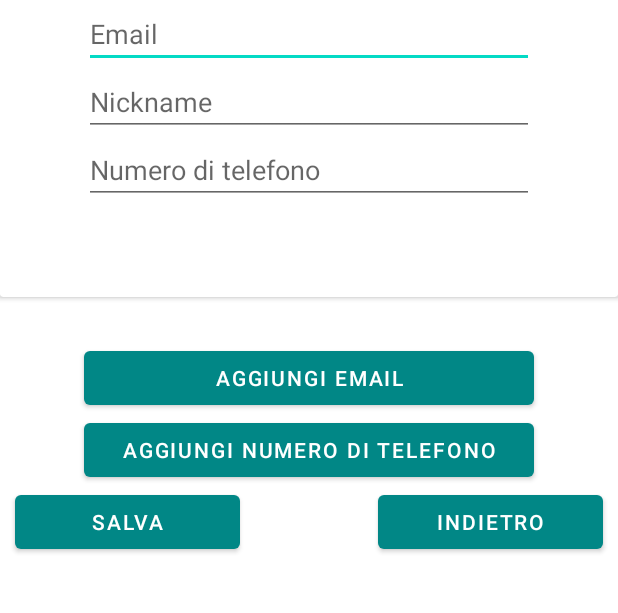
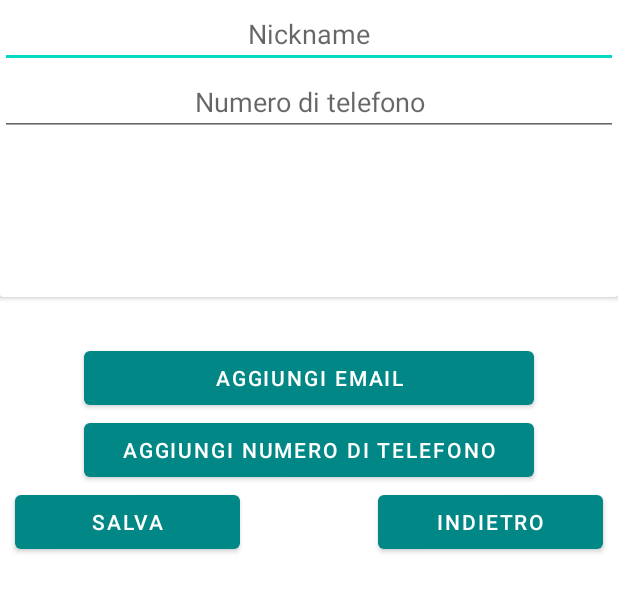
Before and after one commit to giadagabriele/Infocard, an Android app: the screen it shows after launch once a user with an empty profile is signed in (EditActivity), after a tap on "MODIFICA PROFILO", on a phone screen of 412 x 824 dp, the part 237-850 px from its top. Run offline under Robolectric (Android 15) with nearby library versions, the phone set to English and light mode, and no system bars; our stand-ins replace Firebase (no records; nobody signed in at launch, a user with empty details on screens opened directly).

Commit message:
chiave risolta, problema snapshot + scrittura in db extra

```diff
--- a/app/src/main/java/com/example/contatti/MainActivity.java
+++ b/app/src/main/java/com/example/contatti/MainActivity.java
@@ -1,6 +1,7 @@
  package com.example.contatti;
 
 import androidx.annotation.NonNull;
+import androidx.annotation.Nullable;
 import androidx.appcompat.app.AppCompatActivity;
 
 import android.content.Intent;
@@ -13,6 +14,7 @@ import android.widget.Toast;
 
 import com.example.contatti.ui.login.Login;
 import com.google.firebase.auth.FirebaseAuth;
+import com.google.firebase.auth.FirebaseUser;
 import com.google.firebase.database.DataSnapshot;
 import com.google.firebase.database.DatabaseError;
 import com.google.firebase.database.DatabaseReference;
@@ -24,7 +26,8 @@ import org.w3c.dom.Text;
  public class MainActivity extends AppCompatActivity {
     private FirebaseAuth auth;
     private DatabaseReference databaseReference;
-     @Override
+
+    @Override
     protected void onCreate(Bundle savedInstanceState) {
         super.onCreate(savedInstanceState);
         auth = FirebaseAuth.getInstance();
@@ -35,17 +38,17 @@ import org.w3c.dom.Text;
 
         else {
             setContentView(R.layout.activity_main);
-            databaseReference= FirebaseDatabase.getInstance().getReference();
+            databaseReference = FirebaseDatabase.getInstance().getReference();
+            String key = encodeUserEmail(auth.getCurrentUser().getEmail());
             final TextView nicknameEditText = findViewById(R.id.contatto_nickname);
             final TextView emailEditText = findViewById(R.id.contatto_email);
             final TextView numberEditText = findViewById(R.id.contatto_numeroDiTelefono);
+            emailEditText.setText(decodeUserEmail(key));
             databaseReference.addValueEventListener(new ValueEventListener() {
                 @Override
                 public void onDataChange(@NonNull DataSnapshot snapshot) {
-                    if(snapshot.exists()){
-                        String key=auth.getCurrentUser().getEmail();
+                    if (snapshot.exists()) {
                         nicknameEditText.setText(snapshot.child(key).child("nickname").getValue().toString());
-                        emailEditText.setText(snapshot.child(key).child("email").getValue().toString());
                         numberEditText.setText(snapshot.child(key).child("numeroDiTelefono").getValue().toString());
                     }
                 }
@@ -56,18 +59,19 @@ import org.w3c.dom.Text;
                 }
             });
 
-            final Button logout=findViewById(R.id.esci);
+            final Button logout = findViewById(R.id.esci);
             logout.setOnClickListener(new View.OnClickListener() {
 
                 @Override
                 public void onClick(View v) {
                     auth.signOut();
                     startActivity(new Intent(getApplicationContext(), Login.class));
+
                     finish();
                 }
             });
-            final Button edit=findViewById(R.id.modifica_profilo);
-            edit.setOnClickListener(new View.OnClickListener(){
+            final Button edit = findViewById(R.id.modifica_profilo);
+            edit.setOnClickListener(new View.OnClickListener() {
 
                 @Override
                 public void onClick(View v) {
@@ -77,5 +81,11 @@ import org.w3c.dom.Text;
             });
         }
     }
+     static String encodeUserEmail(String userEmail) {
+         return userEmail.replace(".", ",");
+     }
 
+     static String decodeUserEmail(String userEmail) {
+         return userEmail.replace(",", ".");
+     }
 }
--- a/app/src/main/res/layout/activity_edit.xml
+++ b/app/src/main/res/layout/activity_edit.xml
@@ -42,29 +42,21 @@
                             app:srcCompat="@mipmap/ic_launcher_round" />
 
                         <EditText
-                            android:id="@+id/edit_email"
-                            android:layout_width="300dp"
-                            android:layout_height="wrap_content"
-                            android:layout_below="@+id/edit_nickname"
-                            android:layout_gravity="center"
-                            android:ems="10"
-                            android:hint="@string/email"
-                            android:inputType="textEmailAddress" />
-
-                        <EditText
                             android:id="@+id/edit_nickname"
-                            android:layout_width="300dp"
+                            android:layout_width="match_parent"
                             android:layout_height="wrap_content"
                             android:layout_gravity="center"
+                            android:textAlignment="center"
                             android:ems="10"
                             android:hint="@string/nickname"
                             android:inputType="textPersonName" />
 
                         <EditText
                             android:id="@+id/edit_numero"
-                            android:layout_width="300dp"
+                            android:layout_width="match_parent"
                             android:layout_height="wrap_content"
                             android:layout_gravity="center"
+                            android:textAlignment="center"
                             android:ems="10"
                             android:hint="@string/numero"
                             android:inputType="phone" />
```
Also changed, not shown: app/src/main/java/com/example/contatti/Contatti.java (+4 -5 lines), app/src/main/java/com/example/contatti/EditActivity.java (+19 -12 lines).
